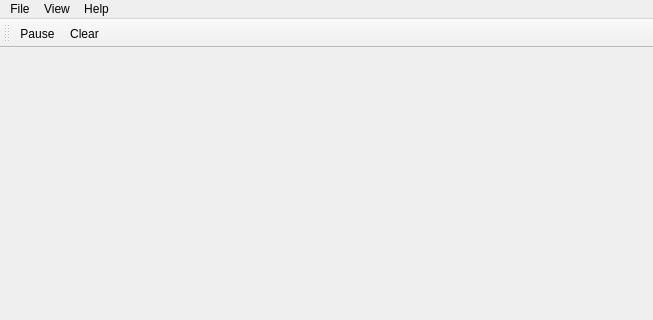
Old version of the form src/mainwindow.ui in the repository AlexanderAmelkin/SerialPlot; both pictures show x 0 to 653 and y 0 to 320 of the 653 by 650 pixel window.
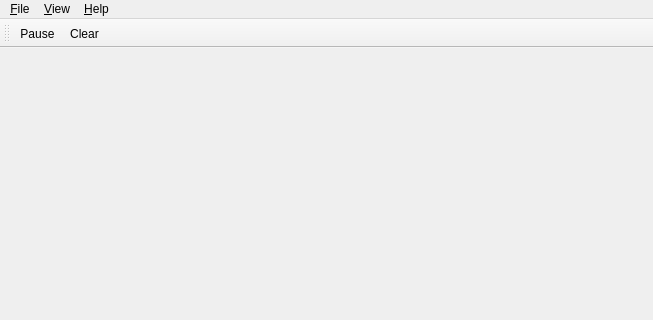
New version of the form. Custom widgets are drawn as their Qt base class.

Patch:
```diff
--- a/src/mainwindow.ui
+++ b/src/mainwindow.ui
@@ -90,12 +90,12 @@
      <x>0</x>
      <y>0</y>
      <width>653</width>
-     <height>20</height>
+     <height>27</height>
     </rect>
    </property>
    <widget class="QMenu" name="menuHelp">
     <property name="title">
-     <string>Help</string>
+     <string>&amp;Help</string>
     </property>
     <addaction name="actionDemoMode"/>
     <addaction name="actionReportBug"/>
@@ -103,7 +103,7 @@
    </widget>
    <widget class="QMenu" name="menuFile">
     <property name="title">
-     <string>File</string>
+     <string>&amp;File</string>
     </property>
     <addaction name="actionSaveSettings"/>
     <addaction name="actionLoadSettings"/>
@@ -113,7 +113,7 @@
    </widget>
    <widget class="QMenu" name="menuView">
     <property name="title">
-     <string>View</string>
+     <string>&amp;View</string>
     </property>
    </widget>
    <addaction name="menuFile"/>
```
Left out of the diff: 14 changed lines with no effect on the pictures.
